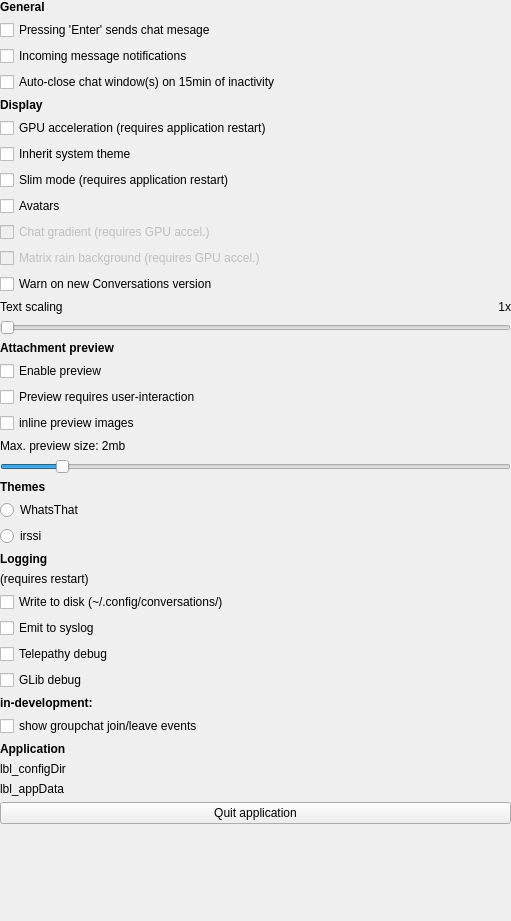
First picture: the form in src/settingswidget.ui, repository maemo-leste/conversations, before the edit.
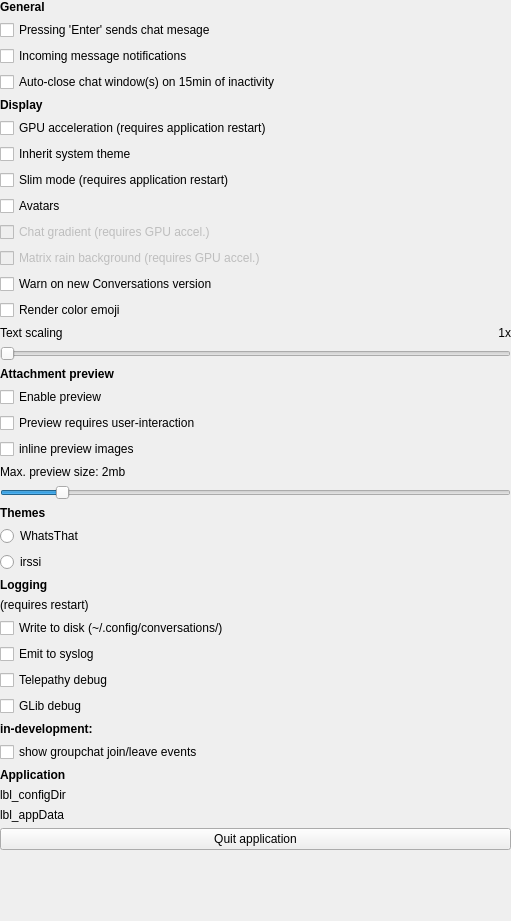
Second picture: the form after the edit.

Commit message: chatwindow/overview: render colored emojis ☀️

```diff
--- a/src/settingswidget.ui
+++ b/src/settingswidget.ui
@@ -170,6 +170,13 @@
          </property>
         </widget>
        </item>
+       <item>
+        <widget class="QCheckBox" name="checkBox_enableColorEmoji">
+         <property name="text">
+          <string>Render color emoji</string>
+         </property>
+        </widget>
+       </item>
        <item>
         <layout class="QHBoxLayout" name="horizontalLayout_3">
          <item>
```
The commit also changes 9 other files.
